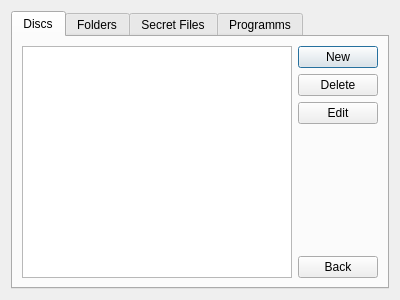
Above: protectedobjects.ui from vk2231/VK before the change. Below: the same form after it.
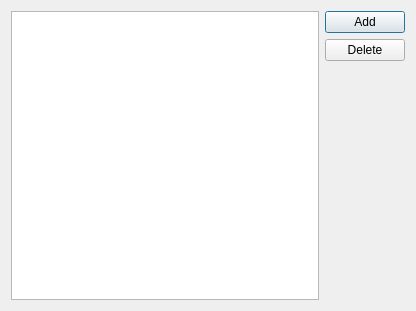
That is the form after the change.

```diff
--- a/protectedobjects.ui
+++ b/protectedobjects.ui
@@ -6,28 +6,18 @@
    <rect>
     <x>0</x>
     <y>0</y>
-    <width>400</width>
-    <height>300</height>
+    <width>416</width>
+    <height>311</height>
    </rect>
   </property>
   <property name="windowTitle">
    <string>Dialog</string>
   </property>
-  <layout class="QVBoxLayout" name="verticalLayout">
-   <item>
-    <widget class="QTabWidget" name="tabWidget">
-     <property name="currentIndex">
-      <number>0</number>
-     </property>
-     <widget class="QWidget" name="tab">
-      <attribute name="title">
-       <string>Discs</string>
-      </attribute>
       <layout class="QGridLayout" name="gridLayout">
        <item row="0" column="1">
         <widget class="QPushButton" name="pushButton">
          <property name="text">
-          <string>New</string>
+      <string>Add</string>
          </property>
         </widget>
        </item>
@@ -39,53 +29,20 @@
         </widget>
        </item>
        <item row="2" column="1">
-        <widget class="QPushButton" name="pushButton_3">
-         <property name="text">
-          <string>Edit</string>
-         </property>
-        </widget>
-       </item>
-       <item row="4" column="1">
         <spacer name="verticalSpacer">
          <property name="orientation">
           <enum>Qt::Vertical</enum>
          </property>
          <property name="sizeHint" stdset="0">
           <size>
-           <width>20</width>
-           <height>40</height>
+       <width>72</width>
+       <height>226</height>
           </size>
          </property>
         </spacer>
        </item>
-       <item row="0" column="0" rowspan="6">
-        <widget class="QListView" name="listView"/>
-       </item>
-       <item row="5" column="1">
-        <widget class="QPushButton" name="pushButton_4">
-         <property name="text">
-          <string>Back</string>
-         </property>
-        </widget>
-       </item>
-      </layout>
-     </widget>
-     <widget class="QWidget" name="tab_3">
-      <attribute name="title">
-       <string>Folders</string>
-      </attribute>
-     </widget>
-     <widget class="QWidget" name="tab_4">
-      <attribute name="title">
-       <string>Secret Files</string>
-      </attribute>
-     </widget>
-     <widget class="QWidget" name="tab_2">
-      <attribute name="title">
-       <string>Programms</string>
-      </attribute>
-     </widget>
-    </widget>
+   <item row="0" column="0" rowspan="4">
+    <widget class="QListWidget" name="listProtected"/>
    </item>
   </layout>
  </widget>
```
Left out of the diff: 4 changed lines with no effect on the pictures. Lines whose indentation alone changed are shown as unchanged.
